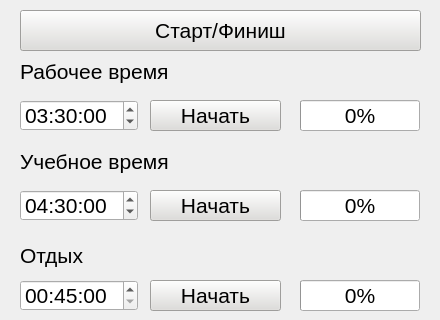
Old version of the form timer_GUI.ui in the repository AntonTyurin87/timer; both pictures show x 0 to 440 and y 0 to 320 of the 440 by 490 pixel window.
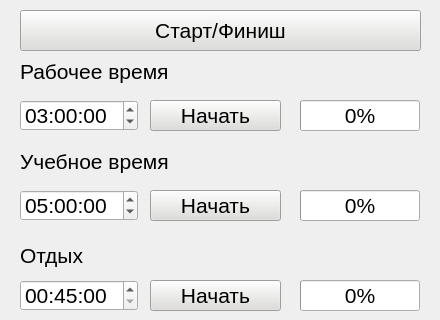
New version of the form.

Commit message: Change timer_GUI.ui and correct main.py by flake8.

Patch:
```diff
--- a/timer_GUI.ui
+++ b/timer_GUI.ui
@@ -87,7 +87,7 @@
     <property name="dateTime">
      <datetime>
       <hour>3</hour>
-      <minute>30</minute>
+      <minute>0</minute>
       <second>0</second>
       <year>2000</year>
       <month>1</month>
@@ -188,8 +188,8 @@
     </property>
     <property name="dateTime">
      <datetime>
-      <hour>4</hour>
-      <minute>30</minute>
+      <hour>5</hour>
+      <minute>0</minute>
       <second>0</second>
       <year>2000</year>
       <month>1</month>
```
The commit also changes 1 other file.
